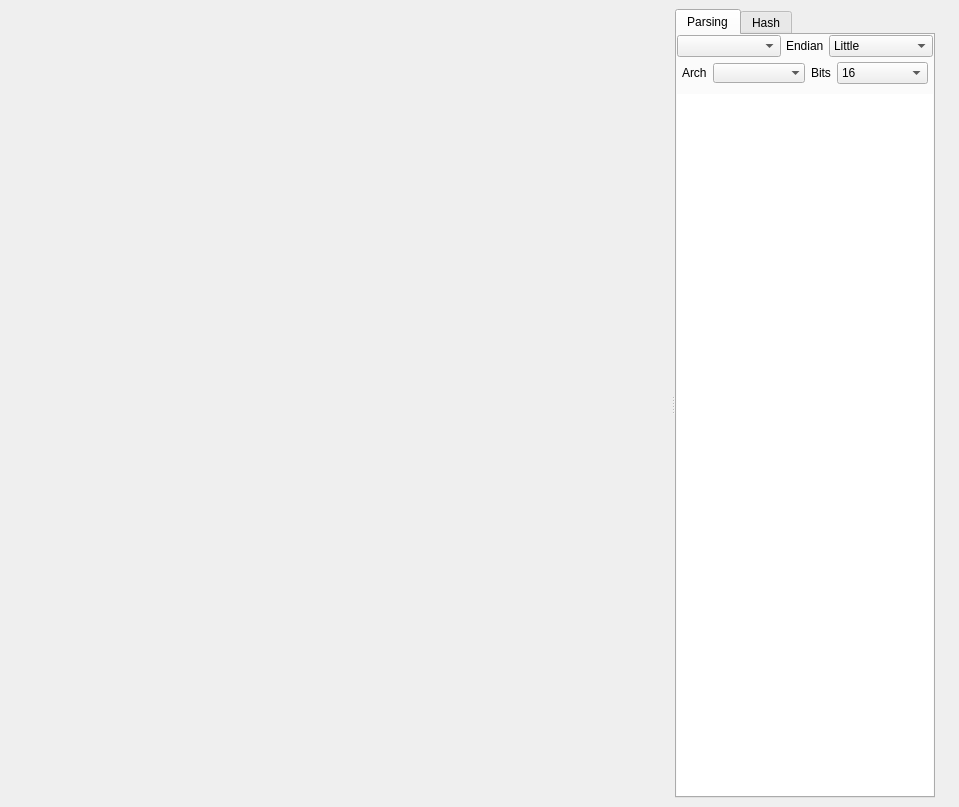
This is src/widgets/HexdumpWidget.ui in radareorg/iaito as Qt 5 draws it before an edit. The edited form follows.
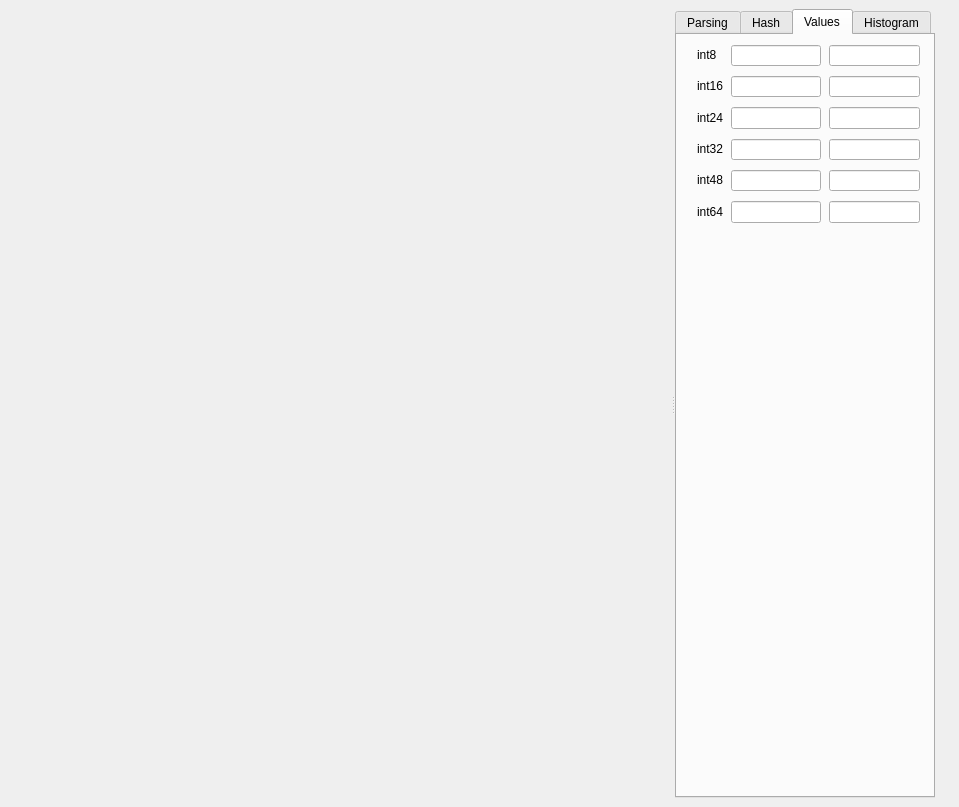
This is the edited form. The open tabs and pages were chosen to show the change. Icons and pictures are not drawn. Custom widgets are drawn as their Qt base class.

Commit message: Add values and prc tabs in the hexdump

The edit to the form file:
```diff
--- a/src/widgets/HexdumpWidget.ui
+++ b/src/widgets/HexdumpWidget.ui
@@ -523,6 +523,339 @@
          </item>
         </layout>
        </widget>
+       <widget class="QWidget" name="tab">
+        <attribute name="title">
+         <string>Values</string>
+        </attribute>
+        <widget class="QWidget" name="layoutWidget">
+         <property name="geometry">
+          <rect>
+           <x>20</x>
+           <y>10</y>
+           <width>223</width>
+           <height>178</height>
+          </rect>
+         </property>
+         <layout class="QGridLayout" name="gridLayout_2" columnstretch="0,0,0">
+          <property name="sizeConstraint">
+           <enum>QLayout::SizeConstraint::SetDefaultConstraint</enum>
+          </property>
+          <property name="rightMargin">
+           <number>0</number>
+          </property>
+          <property name="horizontalSpacing">
+           <number>8</number>
+          </property>
+          <property name="verticalSpacing">
+           <number>10</number>
+          </property>
+          <item row="2" column="1">
+           <widget class="QLineEdit" name="v_int16">
+            <property name="sizePolicy">
+             <sizepolicy hsizetype="Expanding" vsizetype="Fixed">
+              <horstretch>0</horstretch>
+              <verstretch>0</verstretch>
+             </sizepolicy>
+            </property>
+            <property name="frame">
+             <bool>true</bool>
+            </property>
+            <property name="alignment">
+             <set>Qt::AlignmentFlag::AlignJustify|Qt::AlignmentFlag::AlignVCenter</set>
+            </property>
+            <property name="readOnly">
+             <bool>true</bool>
+            </property>
+           </widget>
+          </item>
+          <item row="4" column="1">
+           <widget class="QLineEdit" name="v_int32">
+            <property name="frame">
+             <bool>true</bool>
+            </property>
+            <property name="alignment">
+             <set>Qt::AlignmentFlag::AlignJustify|Qt::AlignmentFlag::AlignVCenter</set>
+            </property>
+            <property name="readOnly">
+             <bool>true</bool>
+            </property>
+           </widget>
+          </item>
+          <item row="1" column="2">
+           <widget class="QLineEdit" name="v_uint8">
+            <property name="sizePolicy">
+             <sizepolicy hsizetype="Expanding" vsizetype="Fixed">
+              <horstretch>0</horstretch>
+              <verstretch>0</verstretch>
+             </sizepolicy>
+            </property>
+            <property name="frame">
+             <bool>true</bool>
+            </property>
+            <property name="alignment">
+             <set>Qt::AlignmentFlag::AlignJustify|Qt::AlignmentFlag::AlignVCenter</set>
+            </property>
+            <property name="readOnly">
+             <bool>true</bool>
+            </property>
+           </widget>
+          </item>
+          <item row="2" column="2">
+           <widget class="QLineEdit" name="v_uint16">
+            <property name="sizePolicy">
+             <sizepolicy hsizetype="Expanding" vsizetype="Fixed">
+              <horstretch>0</horstretch>
+              <verstretch>0</verstretch>
+             </sizepolicy>
+            </property>
+            <property name="frame">
+             <bool>true</bool>
+            </property>
+            <property name="alignment">
+             <set>Qt::AlignmentFlag::AlignJustify|Qt::AlignmentFlag::AlignVCenter</set>
+            </property>
+            <property name="readOnly">
+             <bool>true</bool>
+            </property>
+           </widget>
+          </item>
+          <item row="3" column="1">
+           <widget class="QLineEdit" name="v_int24">
+            <property name="frame">
+             <bool>true</bool>
+            </property>
+            <property name="alignment">
+             <set>Qt::AlignmentFlag::AlignJustify|Qt::AlignmentFlag::AlignVCenter</set>
+            </property>
+            <property name="readOnly">
+             <bool>true</bool>
+            </property>
+           </widget>
+          </item>
+          <item row="5" column="0" alignment="Qt::AlignmentFlag::AlignLeft">
+           <widget class="QLabel" name="labelEntropy_2">
+            <property name="sizePolicy">
+             <sizepolicy hsizetype="Fixed" vsizetype="Fixed">
+              <horstretch>0</horstretch>
+              <verstretch>0</verstretch>
+             </sizepolicy>
+            </property>
+            <property name="text">
+             <string>int48</string>
+            </property>
+           </widget>
+          </item>
+          <item row="4" column="2">
+           <widget class="QLineEdit" name="v_uint32">
+            <property name="frame">
+             <bool>true</bool>
+            </property>
+            <property name="alignment">
+             <set>Qt::AlignmentFlag::AlignJustify|Qt::AlignmentFlag::AlignVCenter</set>
+            </property>
+            <property name="readOnly">
+             <bool>true</bool>
+            </property>
+           </widget>
+          </item>
+          <item row="4" column="0">
+           <widget class="QLabel" name="labelCRC32_2">
+            <property name="sizePolicy">
+             <sizepolicy hsizetype="Fixed" vsizetype="Fixed">
+              <horstretch>0</horstretch>
+              <verstretch>0</verstretch>
+             </sizepolicy>
+            </property>
+            <property name="text">
+             <string>int32</string>
+            </property>
+           </widget>
+          </item>
+          <item row="3" column="2">
+           <widget class="QLineEdit" name="v_uint24">
+            <property name="frame">
+             <bool>true</bool>
+            </property>
+            <property name="alignment">
+             <set>Qt::AlignmentFlag::AlignJustify|Qt::AlignmentFlag::AlignVCenter</set>
+            </property>
+            <property name="readOnly">
+             <bool>true</bool>
+            </property>
+           </widget>
+          </item>
+          <item row="5" column="2">
+           <widget class="QLineEdit" name="v_uint48">
+            <property name="frame">
+             <bool>true</bool>
+            </property>
+            <property name="alignment">
+             <set>Qt::AlignmentFlag::AlignJustify|Qt::AlignmentFlag::AlignVCenter</set>
+            </property>
+            <property name="readOnly">
+             <bool>true</bool>
+            </property>
+           </widget>
+          </item>
+          <item row="5" column="1">
+           <widget class="QLineEdit" name="v_int48">
+            <property name="frame">
+             <bool>true</bool>
+            </property>
+            <property name="alignment">
+             <set>Qt::AlignmentFlag::AlignJustify|Qt::AlignmentFlag::AlignVCenter</set>
+            </property>
+            <property name="readOnly">
+             <bool>true</bool>
+            </property>
+           </widget>
+          </item>
+          <item row="3" column="0">
+           <widget class="QLabel" name="labelSHA256_2">
+            <property name="sizePolicy">
+             <sizepolicy hsizetype="Fixed" vsizetype="Fixed">
+              <horstretch>0</horstretch>
+              <verstretch>0</verstretch>
+             </sizepolicy>
+            </property>
+            <property name="midLineWidth">
+             <number>4</number>
+            </property>
+            <property name="text">
+             <string>int24</string>
+            </property>
+           </widget>
+          </item>
+          <item row="1" column="0">
+           <widget class="QLabel" name="labelMD5_2">
+            <property name="sizePolicy">
+             <sizepolicy hsizetype="Fixed" vsizetype="Fixed">
+              <horstretch>0</horstretch>
+              <verstretch>0</verstretch>
+             </sizepolicy>
+            </property>
+            <property name="text">
+             <string>int8</string>
+            </property>
+           </widget>
+          </item>
+          <item row="2" column="0">
+           <widget class="QLabel" name="labelSHA1_2">
+            <property name="sizePolicy">
+             <sizepolicy hsizetype="Fixed" vsizetype="Fixed">
+              <horstretch>0</horstretch>
+              <verstretch>0</verstretch>
+             </sizepolicy>
+            </property>
+            <property name="text">
+             <string>int16</string>
+            </property>
+           </widget>
+          </item>
+          <item row="1" column="1">
+           <widget class="QLineEdit" name="v_int8">
+            <property name="sizePolicy">
+             <sizepolicy hsizetype="Expanding" vsizetype="Fixed">
+              <horstretch>0</horstretch>
+              <verstretch>0</verstretch>
+             </sizepolicy>
+            </property>
+            <property name="frame">
+             <bool>true</bool>
+            </property>
+            <property name="alignment">
+             <set>Qt::AlignmentFlag::AlignJustify|Qt::AlignmentFlag::AlignVCenter</set>
+            </property>
+            <property name="readOnly">
+             <bool>true</bool>
+            </property>
+           </widget>
+          </item>
+          <item row="6" column="0">
+           <widget class="QLabel" name="labelEntropy_3">
+            <property name="sizePolicy">
+             <sizepolicy hsizetype="Fixed" vsizetype="Fixed">
+              <horstretch>0</horstretch>
+              <verstretch>0</verstretch>
+             </sizepolicy>
+            </property>
+            <property name="text">
+             <string>int64</string>
+            </property>
+           </widget>
+          </item>
+          <item row="6" column="1">
+           <widget class="QLineEdit" name="v_int64">
+            <property name="frame">
+             <bool>true</bool>
+            </property>
+            <property name="alignment">
+             <set>Qt::AlignmentFlag::AlignJustify|Qt::AlignmentFlag::AlignVCenter</set>
+            </property>
+            <property name="readOnly">
+             <bool>true</bool>
+            </property>
+           </widget>
+          </item>
+          <item row="6" column="2">
+           <widget class="QLineEdit" name="v_uint64">
+            <property name="frame">
+             <bool>true</bool>
+            </property>
+            <property name="alignment">
+             <set>Qt::AlignmentFlag::AlignJustify|Qt::AlignmentFlag::AlignVCenter</set>
+            </property>
+            <property name="readOnly">
+             <bool>true</bool>
+            </property>
+           </widget>
+          </item>
+         </layout>
+        </widget>
+       </widget>
+       <widget class="QWidget" name="tabHistogram">
+        <attribute name="title">
+         <string>Histogram</string>
+        </attribute>
+        <widget class="QTextEdit" name="histogram">
+         <property name="geometry">
+          <rect>
+           <x>10</x>
+           <y>10</y>
+           <width>241</width>
+           <height>561</height>
+          </rect>
+         </property>
+         <property name="font">
+          <font>
+           <family>Courier New</family>
+           <pointsize>9</pointsize>
+          </font>
+         </property>
+         <property name="cursor" stdset="0">
+          <cursorShape>CrossCursor</cursorShape>
+         </property>
+         <property name="lineWrapMode">
+          <enum>QTextEdit::LineWrapMode::NoWrap</enum>
+         </property>
+         <property name="readOnly">
+          <bool>true</bool>
+         </property>
+         <property name="html">
+          <string notr="true">&lt;!DOCTYPE HTML PUBLIC &quot;-//W3C//DTD HTML 4.0//EN&quot; &quot;http://www.w3.org/TR/REC-html40/strict.dtd&quot;&gt;
+&lt;html&gt;&lt;head&gt;&lt;meta name=&quot;qrichtext&quot; content=&quot;1&quot; /&gt;&lt;meta charset=&quot;utf-8&quot; /&gt;&lt;style type=&quot;text/css&quot;&gt;
+p, li { white-space: pre-wrap; }
+hr { height: 1px; border-width: 0; }
+li.unchecked::marker { content: &quot;\2610&quot;; }
+li.checked::marker { content: &quot;\2612&quot;; }
+&lt;/style&gt;&lt;/head&gt;&lt;body style=&quot; font-family:'Courier New'; font-size:9pt; font-weight:400; font-style:normal;&quot;&gt;
+&lt;p style=&quot;-qt-paragraph-type:empty; margin-top:0px; margin-bottom:0px; margin-left:0px; margin-right:0px; -qt-block-indent:0; text-indent:0px;&quot;&gt;&lt;br /&gt;&lt;/p&gt;&lt;/body&gt;&lt;/html&gt;</string>
+         </property>
+         <property name="acceptRichText">
+          <bool>false</bool>
+         </property>
+        </widget>
+       </widget>
       </widget>
      </widget>
     </item>
```
The commit also changes 2 other files.
